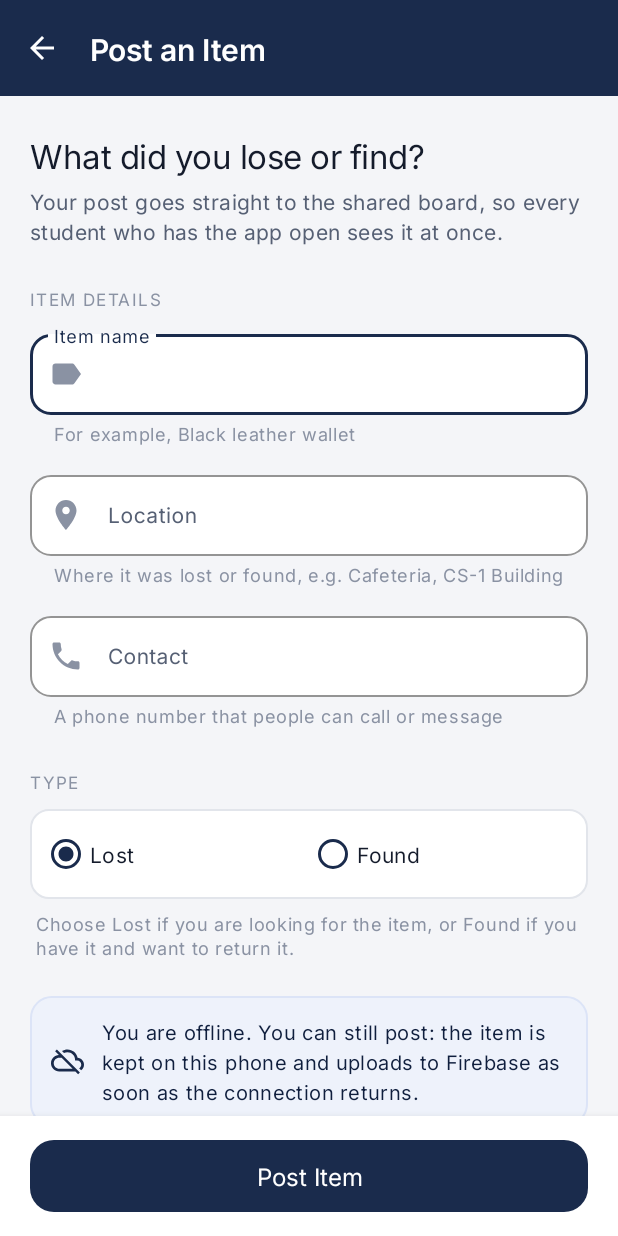
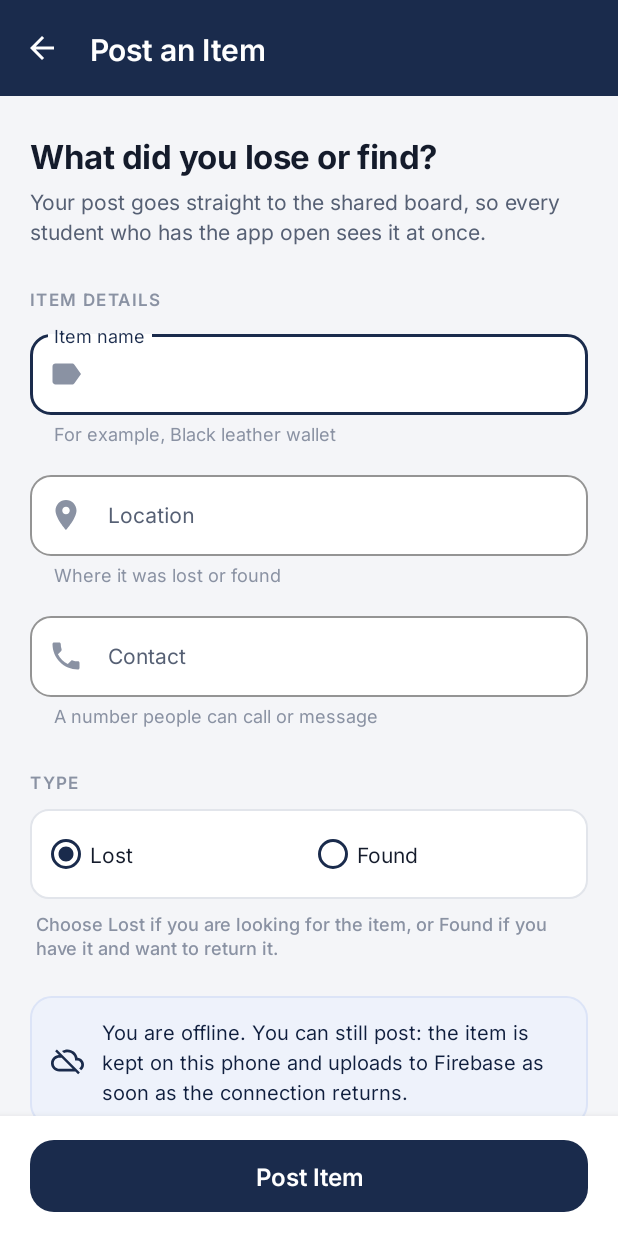
Before and after one commit to abuhuraira99/LabTask3_Firebase_70145777, an Android app: the PostItemActivity screen opened directly, with no data from a screen before it, on a phone screen of 412 x 824 dp. Run offline under Robolectric (Android 15) with nearby library versions, the phone set to English and light mode, and no system bars; our stand-ins replace Firebase (no records; nobody signed in at launch, a user with empty details on screens opened directly).

Commit message:
Polish typography and form spacing
Inter is applied through the Material 3 type scale so headings keep their weight, helper texts fit on one line and letter spacing is tightened for body text.

```diff
--- a/app/src/main/res/layout/activity_main.xml
+++ b/app/src/main/res/layout/activity_main.xml
@@ -200,6 +200,7 @@
         android:layout_height="wrap_content"
         android:layout_gravity="bottom|end"
         android:layout_margin="@dimen/fab_margin"
+        android:fontFamily="@font/inter_semibold"
         android:text="@string/fab_post"
         android:textAppearance="@style/TextAppearance.LostFound.Button"
         android:textColor="@color/navy_900"
--- a/app/src/main/res/layout/activity_post_item.xml
+++ b/app/src/main/res/layout/activity_post_item.xml
@@ -217,6 +217,7 @@
             android:id="@+id/btnPost"
             android:layout_width="match_parent"
             android:layout_height="56dp"
+            android:fontFamily="@font/inter_semibold"
             android:text="@string/btn_post"
             android:textAppearance="@style/TextAppearance.LostFound.Button"
             app:backgroundTint="@color/navy_800"
--- a/app/src/main/res/values/strings.xml
+++ b/app/src/main/res/values/strings.xml
@@ -37,8 +37,8 @@
     <string name="hint_location">Location</string>
     <string name="hint_contact">Contact</string>
     <string name="helper_item_name">For example, Black leather wallet</string>
-    <string name="helper_location">Where it was lost or found, e.g. Cafeteria, CS-1 Building</string>
-    <string name="helper_contact">A phone number that people can call or message</string>
+    <string name="helper_location">Where it was lost or found</string>
+    <string name="helper_contact">A number people can call or message</string>
     <string name="type_lost">Lost</string>
     <string name="type_found">Found</string>
     <string name="type_help">Choose Lost if you are looking for the item, or Found if you have it and want to return it.</string>
--- a/app/src/main/res/values/themes.xml
+++ b/app/src/main/res/values/themes.xml
@@ -16,8 +16,18 @@
         <item name="colorError">@color/error</item>
         <item name="android:colorBackground">@color/canvas</item>
         <item name="android:windowBackground">@color/canvas</item>
-        <item name="android:fontFamily">@font/inter</item>
-        <item name="fontFamily">@font/inter</item>
+        <!-- Material 3 type scale set in Inter, so every component uses the same typeface -->
+        <item name="textAppearanceDisplaySmall">@style/TextAppearance.LostFound.M3.DisplaySmall</item>
+        <item name="textAppearanceHeadlineSmall">@style/TextAppearance.LostFound.M3.HeadlineSmall</item>
+        <item name="textAppearanceTitleLarge">@style/TextAppearance.LostFound.M3.TitleLarge</item>
+        <item name="textAppearanceTitleMedium">@style/TextAppearance.LostFound.M3.TitleMedium</item>
+        <item name="textAppearanceTitleSmall">@style/TextAppearance.LostFound.M3.TitleSmall</item>
+        <item name="textAppearanceBodyLarge">@style/TextAppearance.LostFound.M3.BodyLarge</item>
+        <item name="textAppearanceBodyMedium">@style/TextAppearance.LostFound.M3.BodyMedium</item>
+        <item name="textAppearanceBodySmall">@style/TextAppearance.LostFound.M3.BodySmall</item>
+        <item name="textAppearanceLabelLarge">@style/TextAppearance.LostFound.M3.LabelLarge</item>
+        <item name="textAppearanceLabelMedium">@style/TextAppearance.LostFound.M3.LabelMedium</item>
+        <item name="textAppearanceLabelSmall">@style/TextAppearance.LostFound.M3.LabelSmall</item>
         <item name="android:statusBarColor" tools:ignore="NewApi">@android:color/transparent</item>
         <item name="android:navigationBarColor" tools:ignore="NewApi">@android:color/transparent</item>
         <item name="textInputStyle">@style/Widget.LostFound.TextInputLayout</item>
@@ -59,6 +69,59 @@
         <item name="backgroundTint">@color/navy_900</item>
     </style>
 
+    <!-- Material 3 type scale overrides -->
+    <style name="TextAppearance.LostFound.M3.DisplaySmall" parent="TextAppearance.Material3.DisplaySmall">
+        <item name="fontFamily">@font/inter_bold</item>
+        <item name="android:fontFamily">@font/inter_bold</item>
+    </style>
+    <style name="TextAppearance.LostFound.M3.HeadlineSmall" parent="TextAppearance.Material3.HeadlineSmall">
+        <item name="fontFamily">@font/inter_bold</item>
+        <item name="android:fontFamily">@font/inter_bold</item>
+    </style>
+    <style name="TextAppearance.LostFound.M3.TitleLarge" parent="TextAppearance.Material3.TitleLarge">
+        <item name="fontFamily">@font/inter_semibold</item>
+        <item name="android:fontFamily">@font/inter_semibold</item>
+    </style>
+    <style name="TextAppearance.LostFound.M3.TitleMedium" parent="TextAppearance.Material3.TitleMedium">
+        <item name="fontFamily">@font/inter_semibold</item>
+        <item name="android:fontFamily">@font/inter_semibold</item>
+        <item name="android:letterSpacing">0</item>
+    </style>
+    <style name="TextAppearance.LostFound.M3.TitleSmall" parent="TextAppearance.Material3.TitleSmall">
+        <item name="fontFamily">@font/inter_semibold</item>
+        <item name="android:fontFamily">@font/inter_semibold</item>
+        <item name="android:letterSpacing">0</item>
+    </style>
+    <style name="TextAppearance.LostFound.M3.BodyLarge" parent="TextAppearance.Material3.BodyLarge">
+        <item name="fontFamily">@font/inter_regular</item>
+        <item name="android:fontFamily">@font/inter_regular</item>
+        <item name="android:letterSpacing">0</item>
+    </style>
+    <style name="TextAppearance.LostFound.M3.BodyMedium" parent="TextAppearance.Material3.BodyMedium">
+        <item name="fontFamily">@font/inter_regular</item>
+        <item name="android:fontFamily">@font/inter_regular</item>
+        <item name="android:letterSpacing">0</item>
+    </style>
+    <style name="TextAppearance.LostFound.M3.BodySmall" parent="TextAppearance.Material3.BodySmall">
+        <item name="fontFamily">@font/inter_regular</item>
+        <item name="android:fontFamily">@font/inter_regular</item>
+        <item name="android:letterSpacing">0</item>
+    </style>
+    <style name="TextAppearance.LostFound.M3.LabelLarge" parent="TextAppearance.Material3.LabelLarge">
+        <item name="fontFamily">@font/inter_semibold</item>
+        <item name="android:fontFamily">@font/inter_semibold</item>
+        <item name="android:letterSpacing">0</item>
+    </style>
+    <style name="TextAppearance.LostFound.M3.LabelMedium" parent="TextAppearance.Material3.LabelMedium">
+        <item name="fontFamily">@font/inter_medium</item>
+        <item name="android:fontFamily">@font/inter_medium</item>
+        <item name="android:letterSpacing">0</item>
+    </style>
+    <style name="TextAppearance.LostFound.M3.LabelSmall" parent="TextAppearance.Material3.LabelSmall">
+        <item name="fontFamily">@font/inter_medium</item>
+        <item name="android:fontFamily">@font/inter_medium</item>
+    </style>
+
     <!-- Type scale (Inter) -->
     <style name="TextAppearance.LostFound.ToolbarTitle" parent="TextAppearance.Material3.TitleLarge">
         <item name="android:fontFamily">@font/inter_semibold</item>
@@ -71,6 +134,7 @@
         <item name="android:fontFamily">@font/inter_regular</item>
         <item name="fontFamily">@font/inter_regular</item>
         <item name="android:textSize">12sp</item>
+        <item name="android:letterSpacing">0</item>
     </style>
 
     <style name="TextAppearance.LostFound.Headline" parent="TextAppearance.Material3.HeadlineSmall">
@@ -86,6 +150,7 @@
         <item name="fontFamily">@font/inter_semibold</item>
         <item name="android:textSize">16sp</item>
         <item name="android:textColor">@color/text_primary</item>
+        <item name="android:letterSpacing">0</item>
     </style>
 
     <style name="TextAppearance.LostFound.Body" parent="TextAppearance.Material3.BodyMedium">
@@ -93,6 +158,7 @@
         <item name="fontFamily">@font/inter_regular</item>
         <item name="android:textSize">14sp</item>
         <item name="android:textColor">@color/text_secondary</item>
+        <item name="android:letterSpacing">0</item>
     </style>
 
     <style name="TextAppearance.LostFound.Caption" parent="TextAppearance.Material3.BodySmall">
@@ -100,6 +166,7 @@
         <item name="fontFamily">@font/inter_medium</item>
         <item name="android:textSize">12sp</item>
         <item name="android:textColor">@color/text_tertiary</item>
+        <item name="android:letterSpacing">0</item>
     </style>
 
     <style name="TextAppearance.LostFound.Overline" parent="TextAppearance.Material3.LabelSmall">
```
